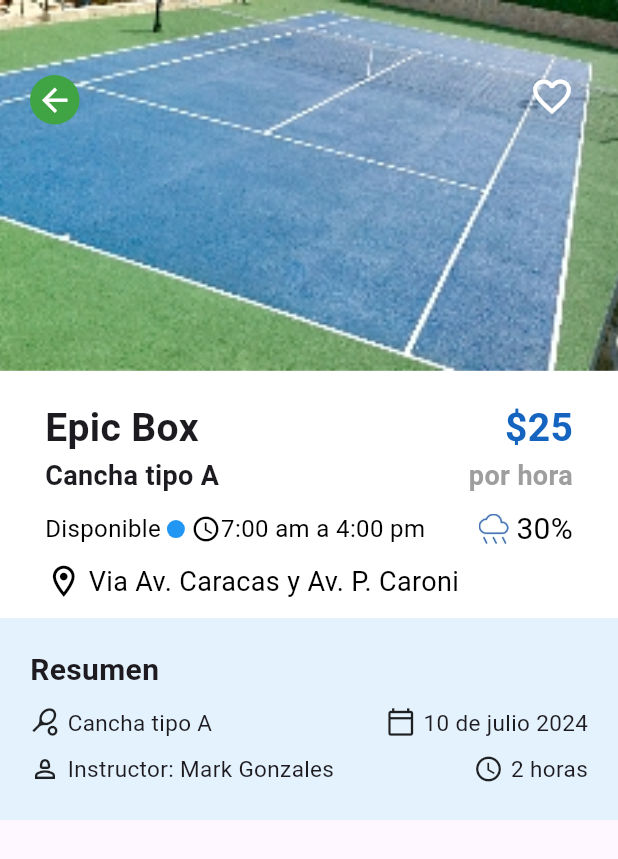
After one commit to Mizael55/app_tenis_flutter, a Flutter app: the ResumeScreen screen opened directly, on a phone screen of 412 x 824 dp. The commit adds this screen. Shown: the top 859 px of the screen. Run offline on Flutter 3.47's test engine with Material 3 defaults, Android fonts, the phone set to English and light mode, and no system bars; our stand-ins replace carousel_slider.

Commit message:
wip resumen screen

```diff
--- a/lib/screens/reserve.dart
+++ b/lib/screens/reserve.dart
@@ -1,6 +1,5 @@
 import 'package:flutter/material.dart';
 import 'package:carousel_slider/carousel_slider.dart';
-
 import '../widgets/widgets.dart';
 
 class ReserveScreen extends StatefulWidget {
@@ -115,8 +114,8 @@ class _ReserveScreenState extends State<ReserveScreen> {
               child: const SingleChildScrollView(
                 child: Column(
                   children: [
-                    ReserveDetails(),
-                    SelectingSchedule(),
+                    ReserveDetails(reserveDetails: false,),
+                    SelectingSchedule(buttomConfirmReserve: false,),
                   ],
                 ),
               ),
--- /dev/null
+++ b/lib/screens/resumen.dart
@@ -0,0 +1,80 @@
+import 'package:flutter/material.dart';
+import '../widgets/widgets.dart';
+
+class ResumeScreen extends StatelessWidget {
+
+  const ResumeScreen({super.key});
+
+  @override
+  Widget build(BuildContext context) {
+    final Size size = MediaQuery.of(context).size;
+    return Scaffold(
+      body: Column(
+        children: [
+          SizedBox(
+            width: size.width,
+            height: size.height * 0.3,
+            child: Stack(
+              children: [
+                Positioned(
+                  top: 0,
+                  left: 0,
+                  right: 0,
+                  bottom: 0,
+                  child: Image.asset(
+                    'assets/img/Enmascarargrupo2.jpg',
+                    fit: BoxFit.cover,
+                  ),
+                ),
+                Positioned(
+                  top: 50,
+                  left: 20,
+                  child: GestureDetector(
+                    onTap: () {
+                      Navigator.pop(context);
+                    },
+                    child: Container(
+                      padding: const EdgeInsets.all(4),
+                      decoration: BoxDecoration(
+                        color: const Color.fromARGB(255, 64, 163, 68),
+                        borderRadius: BorderRadius.circular(50),
+                      ),
+                      child: const Icon(
+                        Icons.arrow_back,
+                        color: Colors.white,
+                        size: 25,
+                      ),
+                    ),
+                  ),
+                ),
+                Positioned(
+                  top: 40,
+                  right: 20,
+                  child: IconButton(
+                    icon: const Icon(Icons.favorite_border,
+                        color: Colors.white, size: 30),
+                    onPressed: () {},
+                  ),
+                ),
+              ],
+            ),
+          ),
+          Flexible(
+            child: Container(
+              width: size.width,
+              height: size.height * 0.7,
+              child: const SingleChildScrollView(
+                child: Column(
+                  children: [
+                    ReserveDetails( reserveDetails: true,),
+                    ResumeCard(),
+                  ],
+                ),
+              ),
+            ),
+          )
+        ],
+      ),
+    );
+  }
+}
--- a/lib/screens/screens.dart
+++ b/lib/screens/screens.dart
@@ -1,3 +1,5 @@
+export 'package:app_tenis/screens/resumen.dart';
+export 'package:app_tenis/screens/confirm_reserve.dart';
 export 'package:app_tenis/screens/reserve.dart';
 export 'package:app_tenis/screens/home.dart';
 export 'package:app_tenis/screens/register_session.dart';
--- a/lib/widgets/canchas_card.dart
+++ b/lib/widgets/canchas_card.dart
@@ -1,5 +1,4 @@
 import 'package:flutter/material.dart';
-
 import '../screens/screens.dart';
 
 class CanchasCard extends StatelessWidget {
--- a/lib/widgets/reserve_details.dart
+++ b/lib/widgets/reserve_details_card.dart
@@ -1,10 +1,11 @@
-
 import 'package:flutter/material.dart';
 
 class ReserveDetails extends StatefulWidget {
   const ReserveDetails({
     super.key,
+    required this.reserveDetails,
   });
+  final bool reserveDetails;
 
   @override
   State<ReserveDetails> createState() => _ReserveDetailsState();
@@ -25,7 +26,7 @@ class _ReserveDetailsState extends State<ReserveDetails> {
     return Container(
       color: Colors.white,
       width: size.width,
-      height: size.height * 0.3 + 6,
+      height: !widget.reserveDetails ? size.height * 0.3 + 6 : size.height * 0.2,
       child: Padding(
         padding: const EdgeInsets.only(left: 30, right: 30, top: 20),
         child: Column(
@@ -121,9 +122,12 @@ class _ReserveDetailsState extends State<ReserveDetails> {
                     style: TextStyle(color: Colors.black, fontSize: 18)),
               ],
             ),
+            if (!widget.reserveDetails)
               Container(
                 margin: const EdgeInsets.only(top: 20),
-              padding: const EdgeInsets.symmetric(horizontal: 12,),
+                padding: const EdgeInsets.symmetric(
+                  horizontal: 12,
+                ),
                 width: size.width * 0.6,
                 decoration: BoxDecoration(
                   border: Border.all(color: Colors.grey), // Color del borde
@@ -141,8 +145,8 @@ class _ReserveDetailsState extends State<ReserveDetails> {
                       selectedItem = newValue;
                     });
                   },
-                items:
-                    dropdownItems.map<DropdownMenuItem<String>>((String value) {
+                  items: dropdownItems
+                      .map<DropdownMenuItem<String>>((String value) {
                     return DropdownMenuItem<String>(
                       value: value,
                       child: Text(value),
--- /dev/null
+++ b/lib/widgets/resumen_card.dart
@@ -0,0 +1,67 @@
+import 'package:flutter/material.dart';
+
+class ResumeCard extends StatelessWidget {
+  const ResumeCard({super.key});
+
+  @override
+  Widget build(BuildContext context) {
+    final Size size = MediaQuery.of(context).size;
+    return Container(
+        width: size.width,
+        height: size.height * 0.2 - 30,
+        color: Colors.blue[50],
+        child: const Padding(
+          padding: EdgeInsets.only(left: 20, right: 20, top: 20,),
+          child: Column(
+            mainAxisAlignment: MainAxisAlignment.start,
+            crossAxisAlignment: CrossAxisAlignment.start,
+            children: [
+              Text('Resumen', style: TextStyle(fontSize: 20, fontWeight: FontWeight.bold)),
+              SizedBox(height: 10),
+              Row(
+                mainAxisAlignment: MainAxisAlignment.spaceBetween,
+                children: [
+                  Row(
+                    children: [
+                      Icon(Icons.sports_tennis, size: 20),
+                      SizedBox(width: 5),
+                      Text('Cancha tipo A', style: TextStyle(fontSize: 15)),
+                    ],
+                  ),
+                  Row(
+                    children: [
+                      Icon(Icons.calendar_today_outlined, size: 20),
+                      SizedBox(width: 5),
+                      Text('10 de julio 2024', style: TextStyle(fontSize: 15)),
+                    ],
+                  ),
+
+                ],
+              ),
+              SizedBox(height: 10),
+              Row(
+                mainAxisAlignment: MainAxisAlignment.spaceBetween,
+                children: [
+                  Row(
+                    children: [
+                      Icon(Icons.person_2_outlined, size: 20),
+                      SizedBox(width: 5),
+                      Text('Instructor: Mark Gonzales', style: TextStyle(fontSize: 15)),
+                    ],
+                  ),
+                  Row(
+                    children: [
+                      Icon(Icons.access_time, size: 20),
+                      SizedBox(width: 5),
+                      Text('2 horas', style: TextStyle(fontSize: 15)),
+                    ],
+                  ),
+
+                ],
+              ),
+
+            ],
+          ),
+        ));
+  }
+}
--- a/lib/widgets/widgets.dart
+++ b/lib/widgets/widgets.dart
@@ -1,5 +1,6 @@
-export 'package:app_tenis/widgets/select_schedule.dart';
-export 'package:app_tenis/widgets/reserve_details.dart';
+export 'package:app_tenis/widgets/resumen_card.dart';
+export 'package:app_tenis/widgets/select_schedule_card.dart';
+export 'package:app_tenis/widgets/reserve_details_card.dart';
 export 'package:app_tenis/widgets/reservas_programadas_card.dart';
 export 'package:app_tenis/widgets/appbar_menu.dart';
 export 'package:app_tenis/widgets/bottom_navigation.dart';
```
Also changed, not shown: lib/screens/confirm_reserve.dart (added, +79 -0 lines), lib/widgets/select_schedule_card.dart (renamed from lib/widgets/select_schedule.dart, +29 -12 lines). Lines whose indentation alone changed are shown as unchanged.
